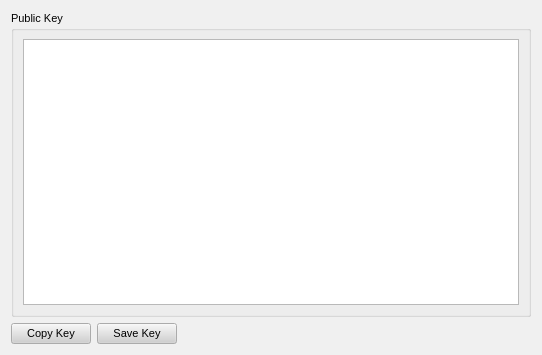
Before: the Qt Designer form retroshare-gui/src/gui/settings/CryptoPage.ui in RetroShare/RetroShare, drawn with Qt 5.
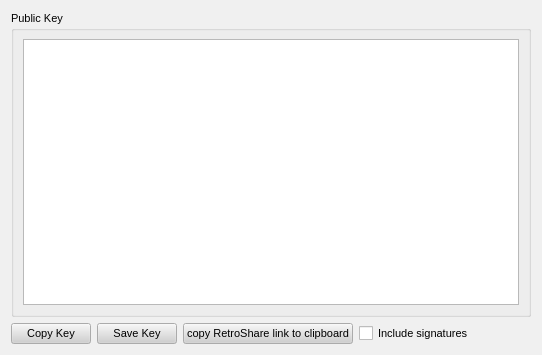
After: the same form once the commit is applied.

Commit message: added button to add/remove signatures and button to copy RS cert link to clipboard

```diff
--- a/retroshare-gui/src/gui/settings/CryptoPage.ui
+++ b/retroshare-gui/src/gui/settings/CryptoPage.ui
@@ -500,7 +500,7 @@
    <enum>Qt::NoContextMenu</enum>
   </property>
   <layout class="QGridLayout" name="gridLayout_2">
-   <item row="0" column="0" colspan="3">
+   <item row="0" column="0" colspan="5">
     <widget class="QGroupBox" name="groupBox">
      <property name="title">
       <string>Public Key</string>
@@ -549,7 +549,7 @@
      </property>
     </widget>
    </item>
-   <item row="1" column="2">
+   <item row="1" column="4">
     <spacer name="horizontalSpacer">
      <property name="orientation">
       <enum>Qt::Horizontal</enum>
@@ -562,6 +562,20 @@
      </property>
     </spacer>
    </item>
+   <item row="1" column="3">
+    <widget class="QCheckBox" name="_includeSignatures_CB">
+     <property name="text">
+      <string>Include signatures</string>
+     </property>
+    </widget>
+   </item>
+   <item row="1" column="2">
+    <widget class="QPushButton" name="_copyLink_PB">
+     <property name="text">
+      <string>copy RetroShare link to clipboard</string>
+     </property>
+    </widget>
+   </item>
   </layout>
  </widget>
  <resources>
```
The commit also changes 2 other files.
